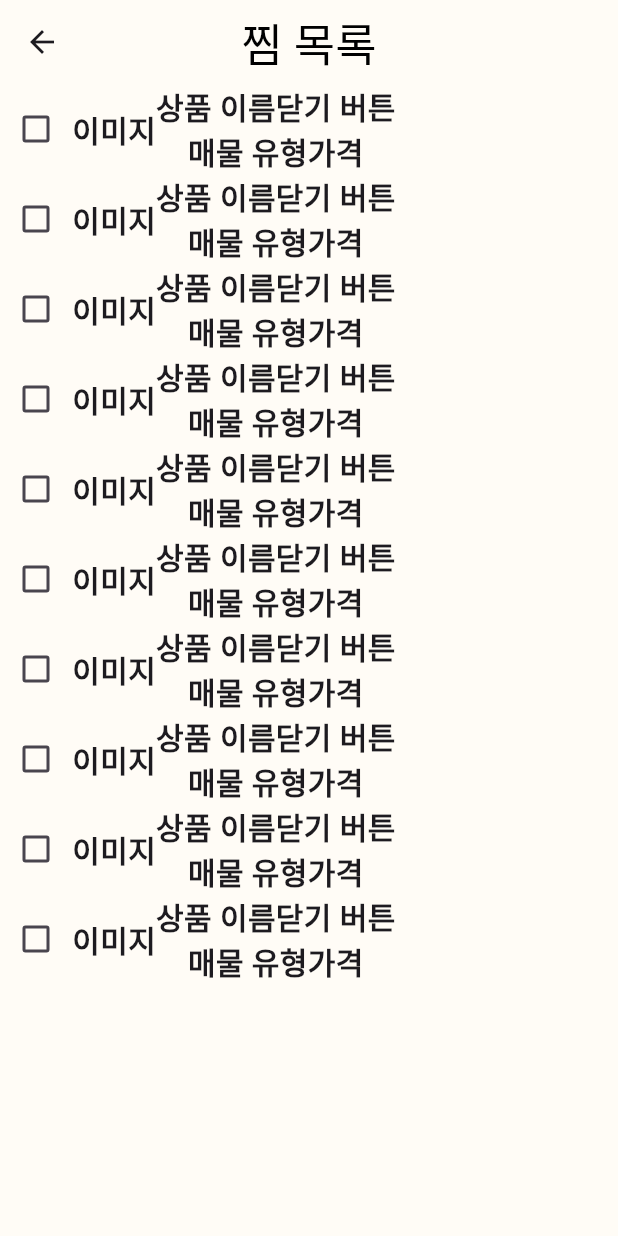
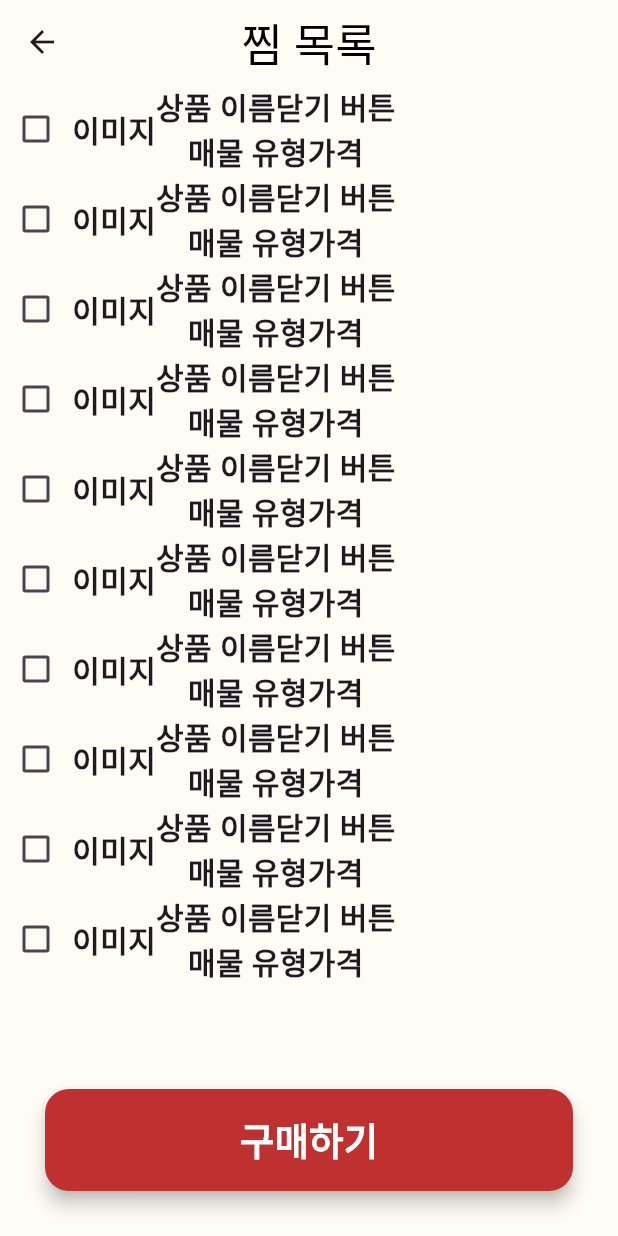
Before and after one commit to xhahwkd/flutter_realestate_shopping_app, a Flutter app: the LikeListPage screen opened directly, on a phone screen of 412 x 824 dp. Run offline on Flutter 3.47's test engine with Material 3 defaults, Android fonts, the phone set to English and light mode, and no system bars; Roboto replaces fonts that are missing (NotoSansKR-Regular, parkdahyun).

Commit message:
찜 목록 구매하기 버튼 추가

```diff
--- a/lib/like_list/like_list_page.dart
+++ b/lib/like_list/like_list_page.dart
@@ -1,12 +1,83 @@
 import 'package:flutter/material.dart';
+import 'package:flutter/cupertino.dart';
 import 'package:flutter_realestate_shopping_app/like_list/widget/like_item_box.dart';
+import 'package:flutter_realestate_shopping_app/product_list/product_list_page.dart';
 
 class LikeListPage extends StatelessWidget {
+  void _showPurchaseDialog(BuildContext context) {
+    showDialog(
+      context: context,
+      builder: (context) => CupertinoAlertDialog(
+        title: Text("구매 확인"),
+        content: Text("정말 구매하시겠습니까?"),
+        actions: [
+          CupertinoDialogAction(
+            child: Text("취소"),
+            onPressed: () => Navigator.of(context).pop(),
+          ),
+          CupertinoDialogAction(
+            child: Text("확인"),
+            isDefaultAction: true,
+            onPressed: () {
+              Navigator.of(context).pop(); // 팝업 닫기
+              Navigator.push(
+                context,
+                MaterialPageRoute(builder: (context) => ProductListPage()),
+              );
+            },
+          ),
+        ],
+      ),
+    );
+  }
+
   @override
   Widget build(BuildContext context) {
     return Scaffold(
       appBar: AppBar(title: Text("찜 목록")),
-      body: ListView(children: List.generate(10, (index) => LikeItemBox())),
+      body: Column(
+        children: [
+          Expanded(
+            child: ListView(
+              children: List.generate(10, (index) => LikeItemBox()),
+            ),
+          ),
+          Padding(
+            padding: const EdgeInsets.all(30),
+            child: Row(
+              children: [
+                Expanded(
+                  child: ElevatedButton(
+                    style: ElevatedButton.styleFrom(
+                      backgroundColor: Color.fromRGBO(191, 49, 49, 1.0),
+                      shape: RoundedRectangleBorder(
+                        borderRadius: BorderRadius.circular(16),
+                      ),
+                      elevation: 5,
+                      shadowColor: Colors.black,
+                      padding: EdgeInsets.symmetric(
+                        horizontal: 32,
+                        vertical: 16,
+                      ),
+                    ),
+                    onPressed: () {
+                      _showPurchaseDialog(context);
+                    },
+                    child: Text(
+                      "구매하기",
+                      style: TextStyle(
+                        fontSize: 25,
+                        fontWeight: FontWeight.bold,
+                        color: Colors.white,
+                      ),
+                    ),
+                  ),
+                ),
+              ],
+            ),
+          ),
+        ],
+      ),
     );
   }
 }
```
